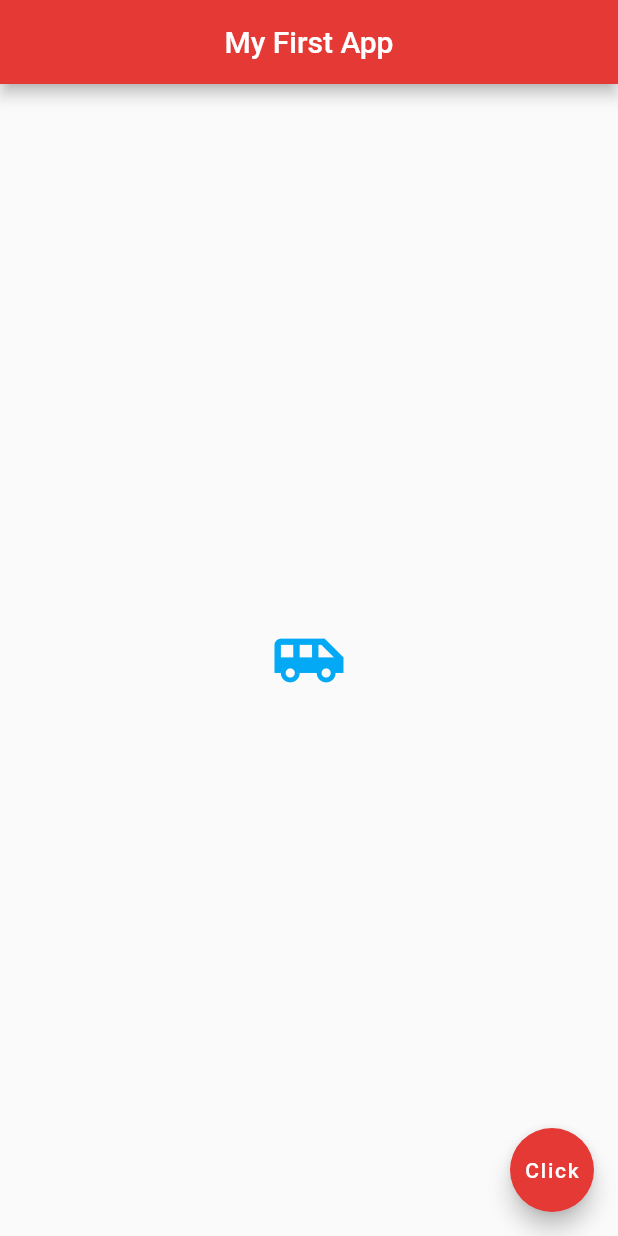
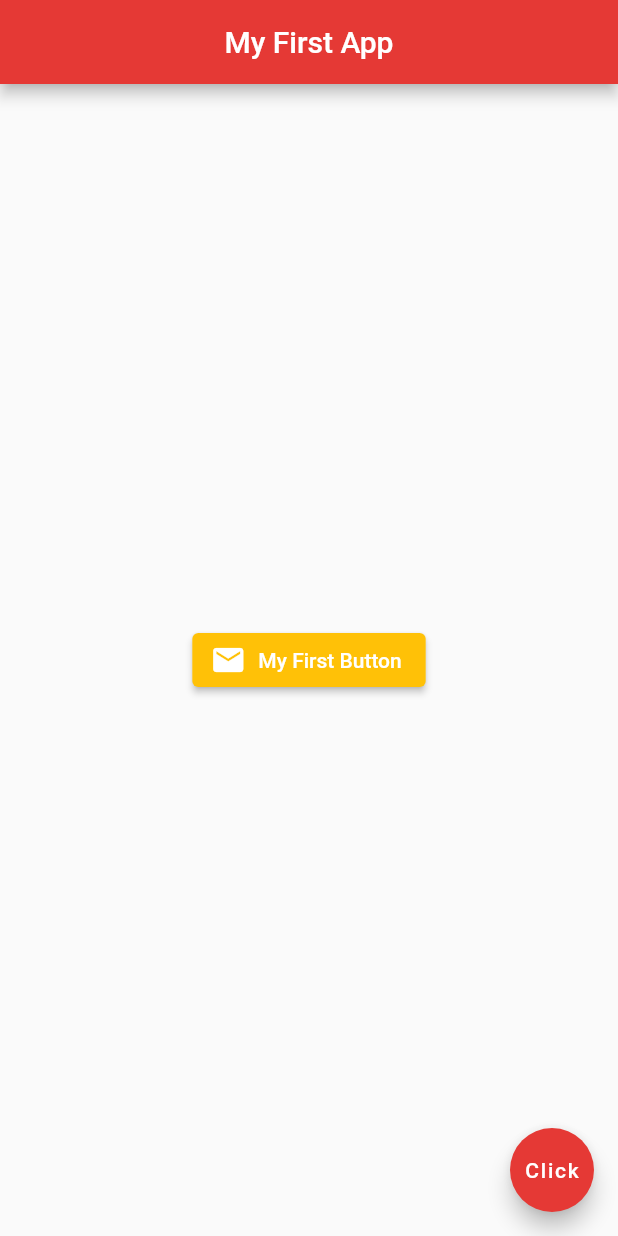
Before and after one commit to ronhedwigzape/flutter_thenetninja_tutorials, a Flutter app: the screen it shows after launch, on a phone screen of 412 x 824 dp. Run offline on Flutter 3.47's test engine with Material 2 defaults, Android fonts, the phone set to English and light mode, and no system bars.

Commit message:
Learn Buttons & Icons

```diff
--- a/lib/main.dart
+++ b/lib/main.dart
@@ -28,11 +28,16 @@ class Home extends StatelessWidget {
         backgroundColor: Colors.red[600]
       ),
       body: Center(
-        child: Icon(
-          Icons.airport_shuttle,
-          color: Colors.lightBlue,
-          size: 50.0
-        )
+        child: ElevatedButton.icon(
+          onPressed: () {
+            print('You clicked me');
+          },
+          icon: Icon(Icons.mail),
+          label: Text('My First Button'),
+            style: ElevatedButton.styleFrom(
+              foregroundColor: Colors.white, backgroundColor: Colors.amber
+            )
+          )
       ),
       floatingActionButton: FloatingActionButton(
         onPressed: () {},
```
